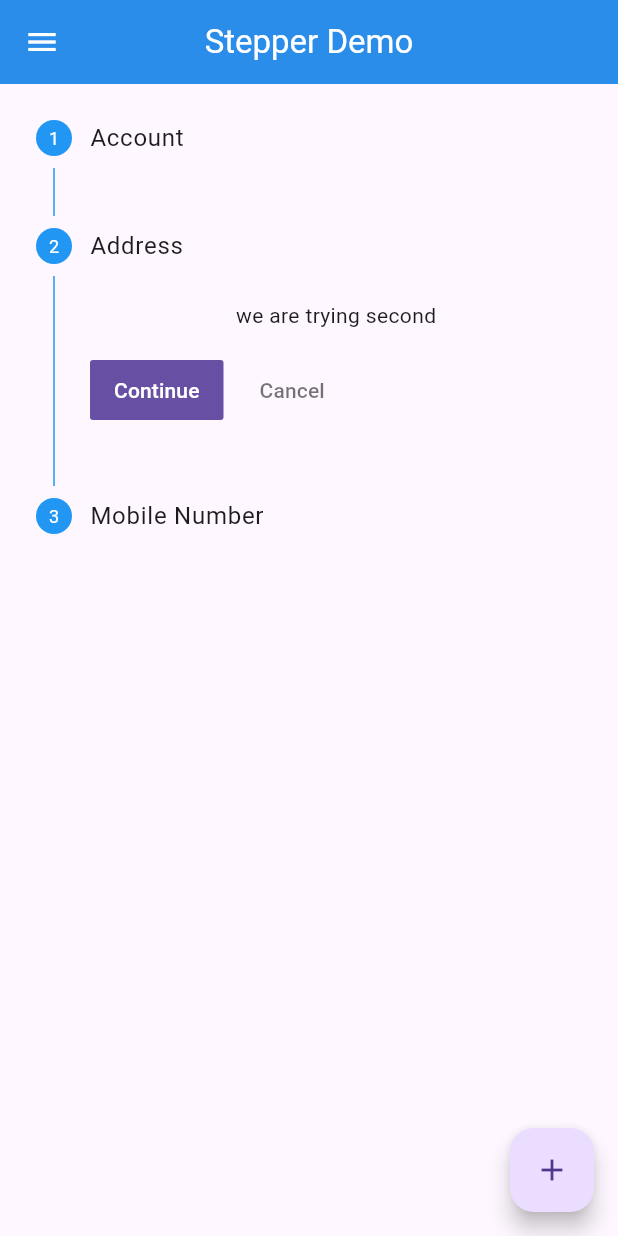
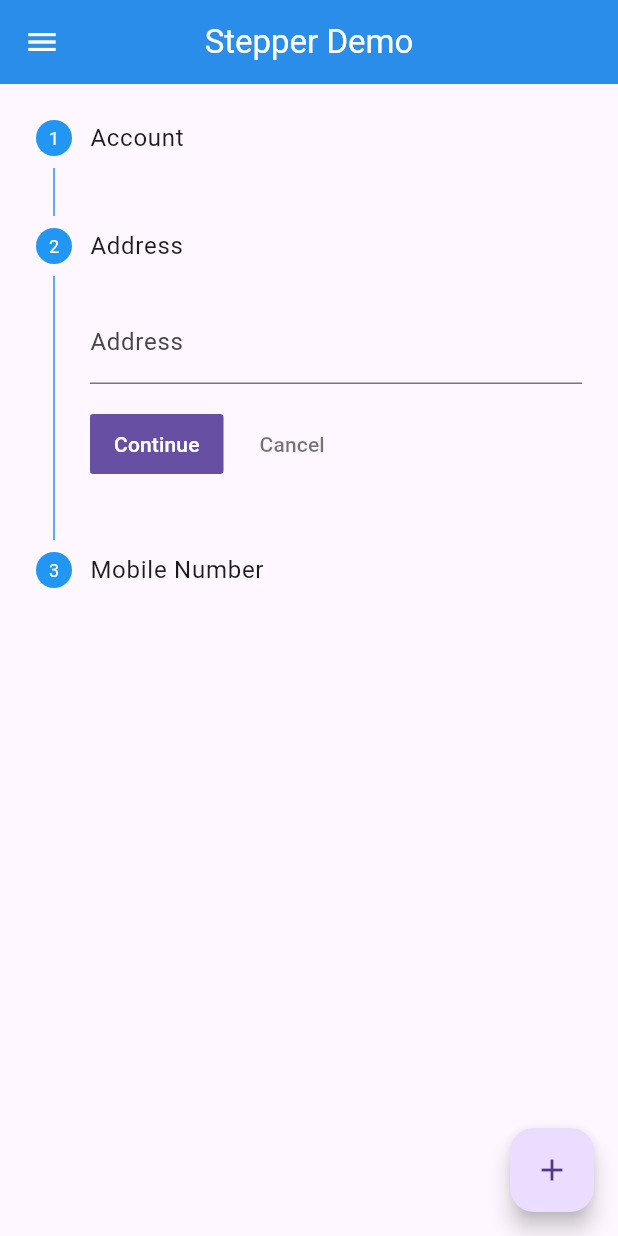
Before and after one commit to MauryaAayush/advflutterch_1, a Flutter app: the screen it shows after launch, after a tap on "Continue", on a phone screen of 412 x 824 dp. Run offline on Flutter 3.47's test engine with Material 3 defaults, Android fonts, the phone set to English and light mode, and no system bars.

Commit message:
Radhey Radhey

```diff
--- a/lib/screens/Stepper/Views/Stepper_1/Stepper_first.dart
+++ b/lib/screens/Stepper/Views/Stepper_1/Stepper_first.dart
@@ -66,8 +66,26 @@ class _Stepper_firstState extends State<Stepper_first> {
                   )
                 ),
               )),
-              Step(title: Text('Address'), content: Text('we are trying second')),
-              Step(title: Text('Mobile Number'), content: Text('we are trying third')),
+              Step(title: Text('Address'), content: TextField(
+                decoration: InputDecoration(
+                    labelText: "Address",
+                    border: UnderlineInputBorder(
+                        borderSide: BorderSide(
+                            color: Theme.of(context).secondaryHeaderColor
+                        )
+                    )
+                ),
+              )),
+              Step(title: Text('Mobile Number'), content: TextField(
+                decoration: InputDecoration(
+                    labelText: "Mobile Number",
+                    border: UnderlineInputBorder(
+                        borderSide: BorderSide(
+                            color: Theme.of(context).secondaryHeaderColor
+                        )
+                    )
+                ),
+              )),
 
             ]));
   }
```
